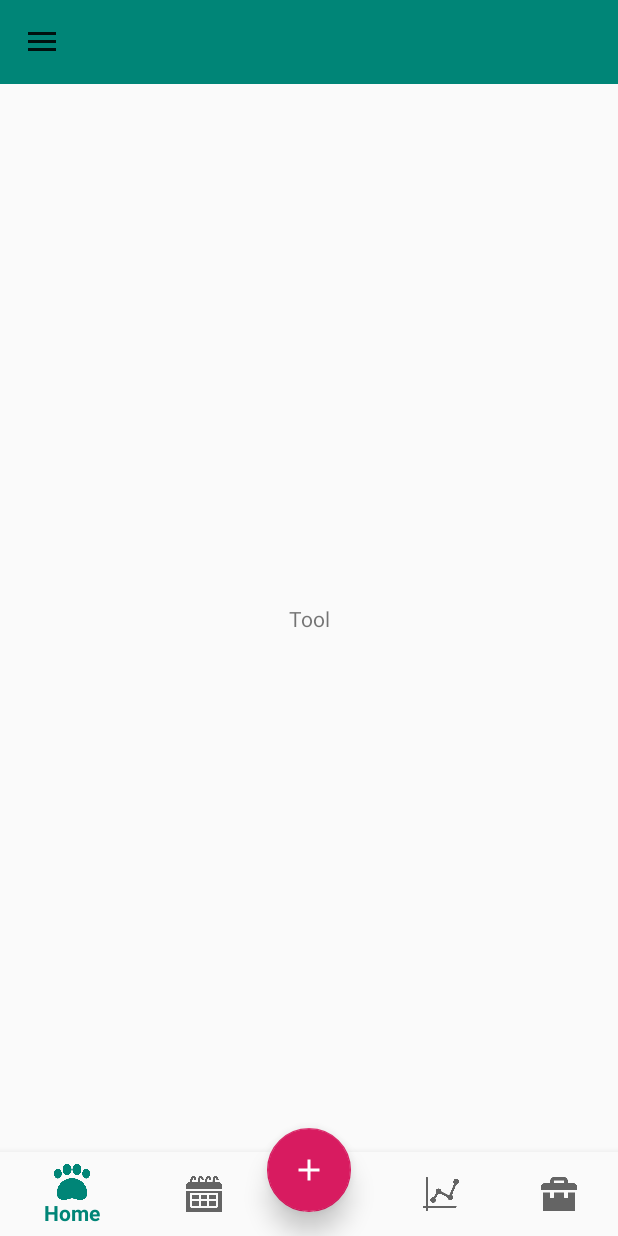
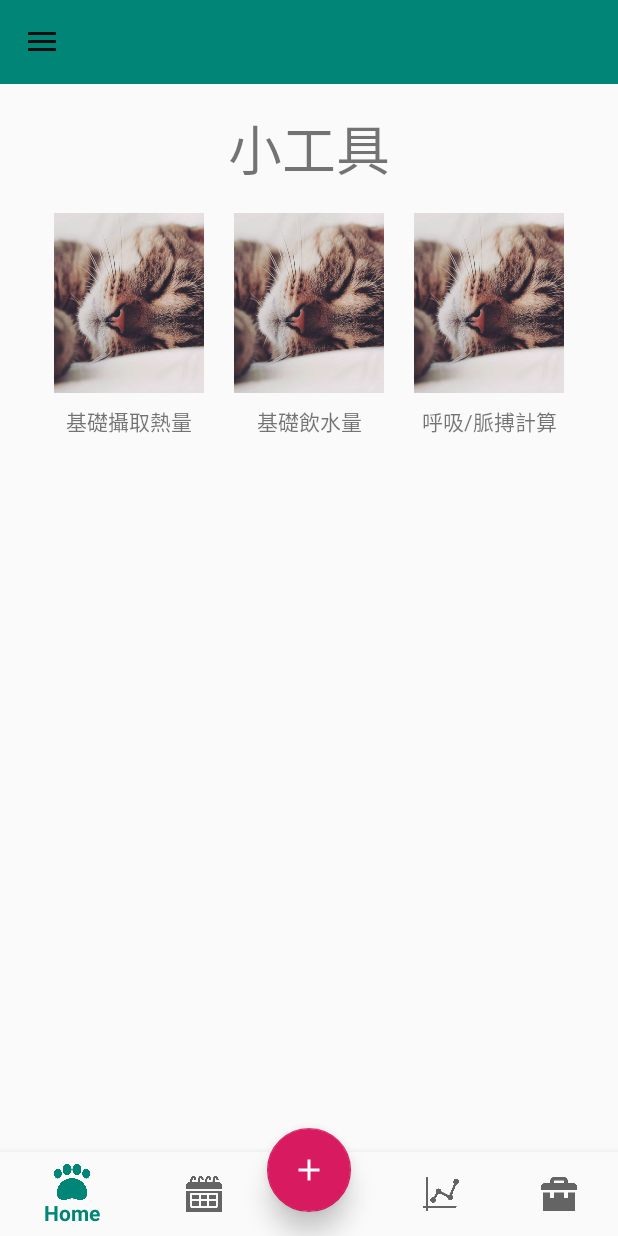
Before and after one commit to eric6300/JustPet, an Android app: the ToolFragment screen opened through its navigation route, on a phone screen of 412 x 824 dp. Run offline under Robolectric (Android 15) with nearby library versions, the phone set to English and light mode, and no system bars; our stand-ins replace data binding, navigation-ui; 10 statements that could not run were skipped.

Commit message:
implement tool fragment layout

```diff
--- a/app/src/main/java/com/taiwan/justvet/justpet/data/PetEvent.kt
+++ b/app/src/main/java/com/taiwan/justvet/justpet/data/PetEvent.kt
@@ -7,7 +7,7 @@ import kotlinx.android.parcel.Parcelize
 data class PetEvent (
     val date: String? = null,
     val time: String? = null,
-    val type: Int,
-    val tag: Int,
+    val eventType: Int? = null,
+    val tags: Int? = null,
     val note: String
 ): Parcelable
--- a/app/src/main/java/com/taiwan/justvet/justpet/data/PetProfile.kt
+++ b/app/src/main/java/com/taiwan/justvet/justpet/data/PetProfile.kt
@@ -4,7 +4,7 @@ data class PetProfile(
     val name: String,
     val species: Int,
     val gender: Int,
+    val birthDay: String? = null,
     val idChip: String? = null,
-    val image: String? = null,
-    val petEvents: List<PetEvent>? = null
+    val image: String? = null
 )
--- a/app/src/main/java/com/taiwan/justvet/justpet/home/HomeFragment.kt
+++ b/app/src/main/java/com/taiwan/justvet/justpet/home/HomeFragment.kt
@@ -252,15 +252,15 @@ class HomeFragment : Fragment() {
 
     fun mockupData() {
         val list = mutableListOf<PetProfile>()
-        list.add(PetProfile("Meimei", 0, 0, "900123256344452"))
-        list.add(PetProfile("多多", 1, 0, "900001255677536"))
-        list.add(PetProfile("Lucky", 1, 1, ""))
+        list.add(PetProfile("Meimei", 0, 0, idChip = "900123256344452"))
+        list.add(PetProfile("多多", 1, 0, idChip = "900001255677536"))
+        list.add(PetProfile("Lucky", 1, 1, idChip = ""))
         profileAdapter.submitList(list)
 
         eventList = mutableListOf<PetEvent>()
-        eventList.add(PetEvent(date = "1", type = 0, tag = 0, note = "年度健康檢查還剩 15 天"))
-        eventList.add(PetEvent(date = "2", type = 1, tag = 1, note = "除蚤滴劑要記得點喔!"))
-        eventList.add(PetEvent(date = "3", type = 2, tag = 2, note = "這四週內已經吐了三次喔!"))
+        eventList.add(PetEvent(date = "1", eventType = 0, note = "年度健康檢查還剩 15 天"))
+        eventList.add(PetEvent(date = "2", eventType = 1, note = "除蚤滴劑要記得點喔!"))
+        eventList.add(PetEvent(date = "3", eventType = 2, note = "這四週內已經吐了三次喔!"))
         eventAdapter.submitList(eventList)
 
     }
--- a/app/src/main/java/com/taiwan/justvet/justpet/util/BindingAdapter.kt
+++ b/app/src/main/java/com/taiwan/justvet/justpet/util/BindingAdapter.kt
@@ -51,8 +51,8 @@ fun bindGenderIcon(imageView: ImageView, gender: Int) {
 }
 
 @BindingAdapter("eventBackground")
-fun bindEventBackground (cardView: CardView, type: Int) {
-    type.let {
+fun bindEventBackground (cardView: CardView, eventType: Int) {
+    eventType.let {
         when (it) {
             0 -> {
                 cardView.setCardBackgroundColor(
--- a/app/src/main/res/layout/fragment_calendar.xml
+++ b/app/src/main/res/layout/fragment_calendar.xml
@@ -9,16 +9,5 @@
 
     <androidx.constraintlayout.widget.ConstraintLayout
             android:layout_width="match_parent"
-            android:layout_height="match_parent">
-
-        <TextView
-                android:id="@+id/textView"
-                android:layout_width="wrap_content"
-                android:layout_height="wrap_content"
-                android:text="Calendar"
-                app:layout_constraintBottom_toBottomOf="parent"
-                app:layout_constraintEnd_toEndOf="parent"
-                app:layout_constraintStart_toStartOf="parent"
-                app:layout_constraintTop_toTopOf="parent" />
-    </androidx.constraintlayout.widget.ConstraintLayout>
+            android:layout_height="match_parent"/>
 </layout>
--- a/app/src/main/res/layout/fragment_tool.xml
+++ b/app/src/main/res/layout/fragment_tool.xml
@@ -12,13 +12,109 @@
             android:layout_height="match_parent">
 
         <TextView
-                android:id="@+id/textView4"
+            android:id="@+id/title_tool"
+            android:layout_width="wrap_content"
+            android:layout_height="wrap_content"
+            android:layout_marginTop="16dp"
+            android:text="@string/title_tool"
+            android:textSize="36sp"
+            app:layout_constraintEnd_toEndOf="parent"
+            app:layout_constraintStart_toStartOf="parent"
+            app:layout_constraintTop_toTopOf="parent" />
+
+        <androidx.constraintlayout.widget.ConstraintLayout
+            android:id="@+id/constraintLayout3"
+            android:layout_width="wrap_content"
+            android:layout_height="wrap_content"
+            android:layout_marginEnd="16dp"
+            app:layout_constraintBottom_toBottomOf="@+id/constraintLayout"
+            app:layout_constraintEnd_toEndOf="parent"
+            app:layout_constraintHorizontal_bias="0.5"
+            app:layout_constraintStart_toEndOf="@+id/constraintLayout"
+            app:layout_constraintTop_toTopOf="@+id/constraintLayout">
+
+            <TextView
+                android:id="@+id/title_calculate_rate"
                 android:layout_width="wrap_content"
                 android:layout_height="wrap_content"
-                android:text="Tool"
-                app:layout_constraintBottom_toBottomOf="parent"
+                android:layout_marginTop="8dp"
+                android:text="@string/title_calculate_rate"
+                app:layout_constraintEnd_toEndOf="@+id/image_calculate_rate"
+                app:layout_constraintStart_toStartOf="@+id/image_calculate_rate"
+                app:layout_constraintTop_toBottomOf="@+id/image_calculate_rate" />
+
+            <ImageView
+                android:id="@+id/image_calculate_rate"
+                android:layout_width="100dp"
+                android:layout_height="120dp"
+                android:scaleType="centerCrop"
                 app:layout_constraintEnd_toEndOf="parent"
                 app:layout_constraintStart_toStartOf="parent"
-                app:layout_constraintTop_toTopOf="parent" />
+                app:layout_constraintTop_toTopOf="parent"
+                app:srcCompat="@drawable/image_cat" />
+        </androidx.constraintlayout.widget.ConstraintLayout>
+
+        <androidx.constraintlayout.widget.ConstraintLayout
+            android:id="@+id/constraintLayout2"
+            android:layout_width="wrap_content"
+            android:layout_height="wrap_content"
+            android:layout_marginStart="16dp"
+            android:layout_marginTop="16dp"
+            app:layout_constraintEnd_toStartOf="@+id/constraintLayout"
+            app:layout_constraintHorizontal_bias="0.5"
+            app:layout_constraintStart_toStartOf="parent"
+            app:layout_constraintTop_toBottomOf="@+id/title_tool">
+
+            <ImageView
+                android:id="@+id/image_food_intake"
+                android:layout_width="100dp"
+                android:layout_height="120dp"
+                android:scaleType="centerCrop"
+                app:layout_constraintEnd_toEndOf="parent"
+                app:layout_constraintStart_toStartOf="parent"
+                app:layout_constraintTop_toTopOf="parent"
+                app:srcCompat="@drawable/image_cat" />
+
+            <TextView
+                android:id="@+id/title_food_intake"
+                android:layout_width="wrap_content"
+                android:layout_height="wrap_content"
+                android:layout_marginTop="8dp"
+                android:text="@string/title_calculate_food"
+                app:layout_constraintEnd_toEndOf="@+id/image_food_intake"
+                app:layout_constraintStart_toStartOf="@+id/image_food_intake"
+                app:layout_constraintTop_toBottomOf="@+id/image_food_intake" />
+        </androidx.constraintlayout.widget.ConstraintLayout>
+
+        <androidx.constraintlayout.widget.ConstraintLayout
+            android:id="@+id/constraintLayout"
+            android:layout_width="wrap_content"
+            android:layout_height="wrap_content"
+            app:layout_constraintBottom_toBottomOf="@+id/constraintLayout2"
+            app:layout_constraintEnd_toStartOf="@+id/constraintLayout3"
+            app:layout_constraintHorizontal_bias="0.5"
+            app:layout_constraintStart_toEndOf="@+id/constraintLayout2"
+            app:layout_constraintTop_toTopOf="@+id/constraintLayout2">
+
+            <ImageView
+                android:id="@+id/image_water_intake"
+                android:layout_width="100dp"
+                android:layout_height="120dp"
+                android:scaleType="centerCrop"
+                app:layout_constraintEnd_toEndOf="parent"
+                app:layout_constraintStart_toStartOf="parent"
+                app:layout_constraintTop_toTopOf="parent"
+                app:srcCompat="@drawable/image_cat" />
+
+            <TextView
+                android:id="@+id/title_water_intake"
+                android:layout_width="wrap_content"
+                android:layout_height="wrap_content"
+                android:layout_marginTop="8dp"
+                android:text="@string/title_water_intake"
+                app:layout_constraintEnd_toEndOf="@+id/image_water_intake"
+                app:layout_constraintStart_toStartOf="@+id/image_water_intake"
+                app:layout_constraintTop_toBottomOf="@+id/image_water_intake" />
+        </androidx.constraintlayout.widget.ConstraintLayout>
     </androidx.constraintlayout.widget.ConstraintLayout>
 </layout>
--- a/app/src/main/res/layout/item_home_pet_event.xml
+++ b/app/src/main/res/layout/item_home_pet_event.xml
@@ -29,7 +29,7 @@
             android:clickable="true"
             app:cardCornerRadius="12dp"
             app:cardElevation="3dp"
-            eventBackground="@{event.type}"
+            eventBackground="@{event.eventType}"
             app:layout_constraintBottom_toBottomOf="parent"
             app:layout_constraintEnd_toEndOf="parent"
             app:layout_constraintStart_toStartOf="parent"
@@ -51,7 +51,7 @@
                     app:layout_constraintBottom_toBottomOf="parent"
                     app:layout_constraintStart_toStartOf="parent"
                     app:layout_constraintTop_toTopOf="parent"
-                    eventTagIcon="@{event.tag}" />
+                    eventTagIcon="@{event.eventType}" />
 
                 <TextView
                     android:id="@+id/text_event"
--- a/app/src/main/res/values/strings.xml
+++ b/app/src/main/res/values/strings.xml
@@ -34,4 +34,10 @@
     <string name="unit_temperature">℃</string>
     <string name="unit_respiratory_rate">次 / 分鐘</string>
 
+    //  ToolFragment  //
+    <string name="title_tool">小工具</string>
+    <string name="title_calculate_food">基礎攝取熱量</string>
+    <string name="title_water_intake">基礎飲水量</string>
+    <string name="title_calculate_rate">呼吸/脈搏計算</string>
+
 </resources>
```
